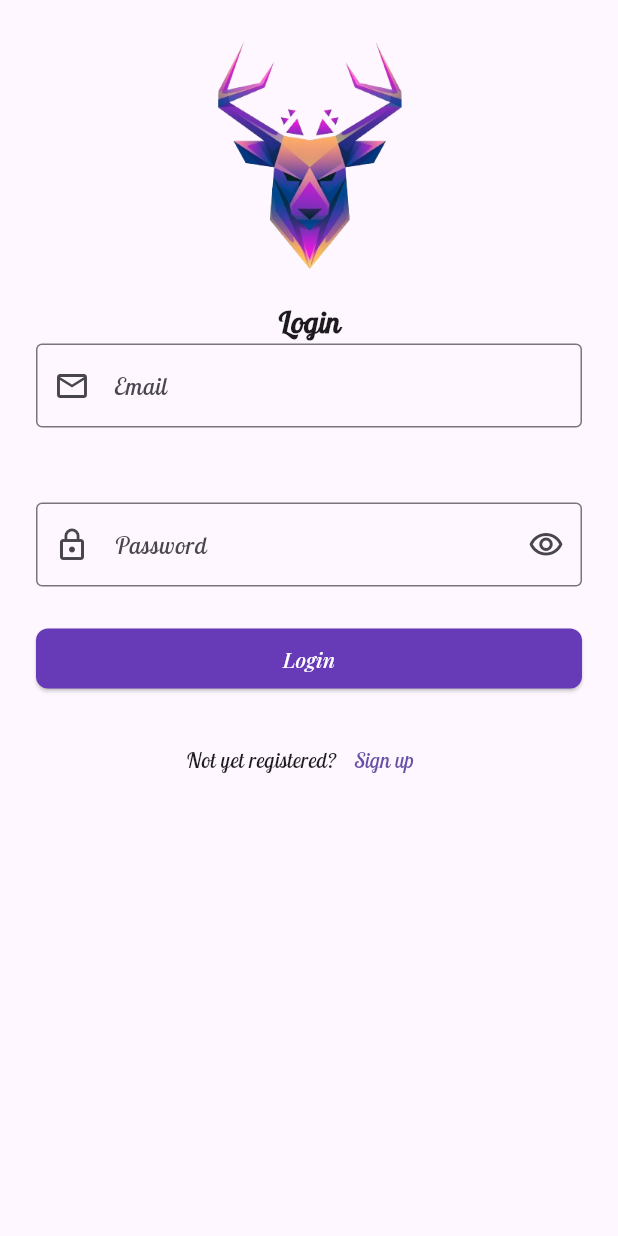
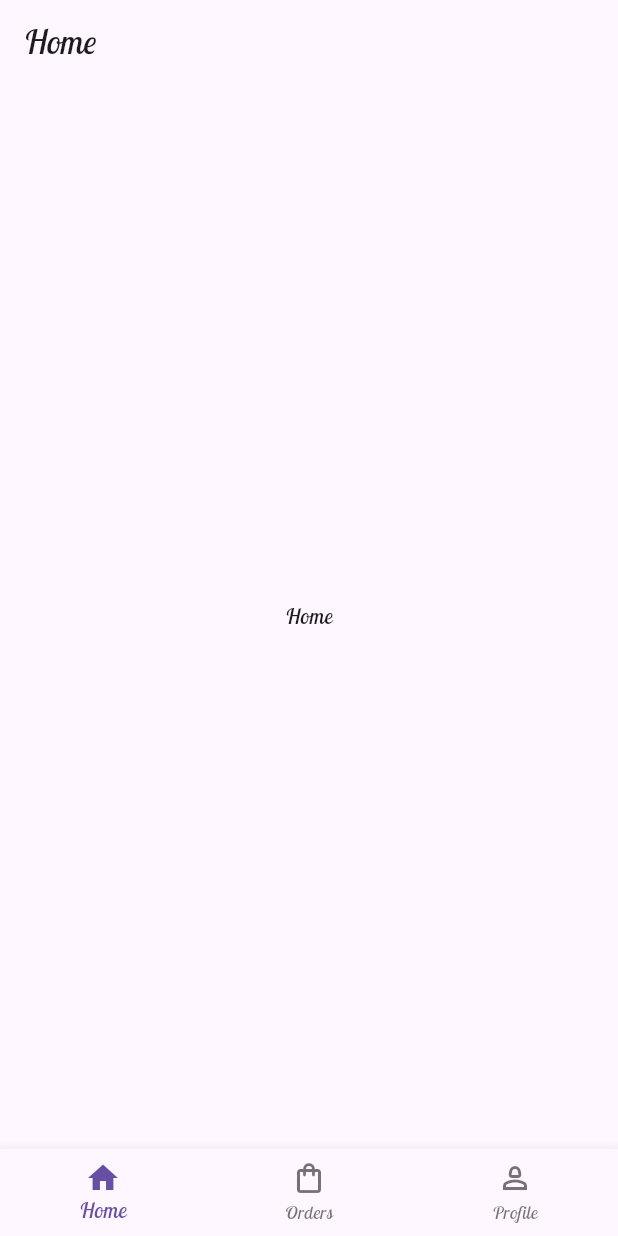
Before and after one commit to Phill250/Flutter-projects, a Flutter app: the screen it shows after launch, on a phone screen of 412 x 824 dp. Run offline on Flutter 3.47's test engine with Material 3 defaults, Android fonts, the phone set to English and light mode, and no system bars.

Commit message:
added navigation icons

```diff
--- a/vroom/lib/main.dart
+++ b/vroom/lib/main.dart
@@ -1,6 +1,7 @@
 import 'package:flutter/material.dart';
 import 'package:vroom/screens/login_screen.dart';
 import 'package:vroom/screens/signup_screen.dart';
+import 'package:vroom/screens/home_screen.dart';
 
 void main() {
   runApp(const MyApp());
@@ -12,7 +13,7 @@ class MyApp extends StatelessWidget {
   @override
   Widget build(BuildContext context) {
     return MaterialApp(
-      home: const LoginScreen(),
+      home: const HomeScreen(),
       theme: ThemeData(fontFamily: 'Lobster Two'),
     );
   }
--- /dev/null
+++ b/vroom/lib/screens/home_screen.dart
@@ -0,0 +1,86 @@
+import 'package:flutter/material.dart';
+
+class HomeScreen extends StatefulWidget{
+  const HomeScreen({super.key});
+
+  @override
+  State<StatefulWidget> createState(){
+    return _HomeScreenState();
+  }
+
+
+}
+
+
+class _HomeScreenState extends State<HomeScreen>{
+
+  int _SelectedIndex = 0;
+  String _tabTitle = 'Home';
+
+  final List<Widget> _tabs = [_HomeTab(), _OrdersTab(), _profileTab() ];
+  final List<String> _titles = ['Home', 'Orders', 'Profile'];
+
+  void _onTabClicked(int index){
+    setState(() {
+      _SelectedIndex = index;
+      _tabTitle = _titles[index];
+    });
+
+  }
+
+
+  @override
+  Widget build(BuildContext context){
+    return Scaffold(
+      appBar: AppBar(title: Text(_tabTitle)),
+      body: IndexedStack(index: _SelectedIndex, children: _tabs,),
+      bottomNavigationBar: BottomNavigationBar(
+        currentIndex: _SelectedIndex,
+        onTap: _onTabClicked,
+        items: [
+          BottomNavigationBarItem(
+            icon: Icon(Icons.home_outlined),
+            activeIcon: Icon(Icons.home),
+            label: 'Home'),
+
+          BottomNavigationBarItem(
+            icon: Icon(Icons.shopping_bag_outlined),
+            activeIcon: Icon(Icons.shopping_bag),
+            label: 'Orders',
+
+            ),
+
+          BottomNavigationBarItem(
+            icon:Icon(Icons.person_2_outlined),
+             activeIcon: Icon(Icons.person_2),
+            label: 'Profile'),
+
+        ]),
+    );
+  }
+
+}
+
+class _HomeTab extends StatelessWidget{
+
+  @override
+  Widget build(BuildContext context){
+    return Center(child: Text('Home'));
+  }
+}
+
+class _OrdersTab extends StatelessWidget{
+
+  @override
+  Widget build(BuildContext context){
+    return Center(child: Text('Orders'));
+  }
+}
+
+class _profileTab extends StatelessWidget{
+
+  @override
+  Widget build(BuildContext context){
+    return Center(child: Text('Profile'));
+  }
+}
```
